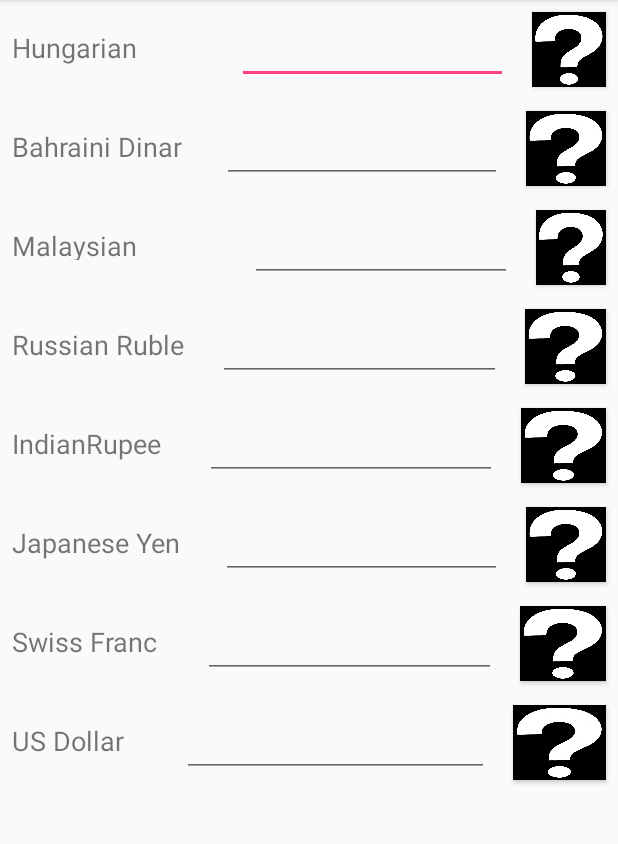
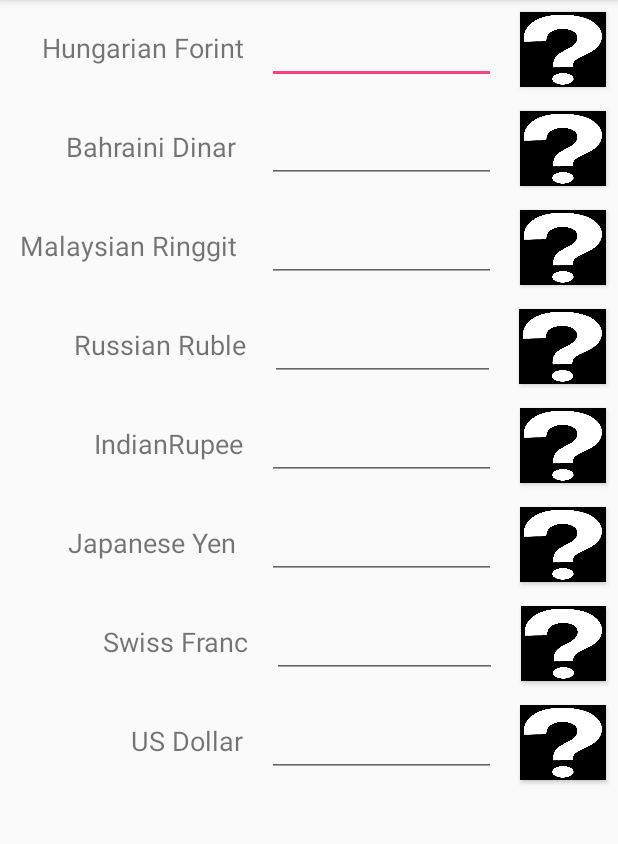
Before and after one commit to FirojaParveen/androidAssignment1, an Android app: the screen it shows after launch (MainActivity), on a phone screen of 412 x 824 dp, the part 84-928 px from its top. Run offline under Robolectric (Android 15) with nearby library versions, the phone set to English and light mode, and no system bars.

```diff
--- a/app/src/main/res/layout/activity_main.xml
+++ b/app/src/main/res/layout/activity_main.xml
@@ -18,25 +18,28 @@
 
             <TextView
                 android:id="@+id/textView1"
-                android:layout_width="wrap_content"
-                android:layout_height="26dp"
+
+
+                android:layout_width="140dp"
+                android:layout_height="30dp"
                 android:layout_marginBottom="8dp"
                 android:layout_marginEnd="8dp"
                 android:layout_marginStart="8dp"
                 android:layout_marginTop="8dp"
                 android:text="Hungarian Forint"
+                android:gravity="right"
                 android:textSize="18sp"
                 android:layout_weight="4"/>
 
             <EditText
                 android:id="@+id/edittext1"
-                android:layout_width="181dp"
+                android:layout_width="138dp"
                 android:layout_height="47dp"
                 android:layout_marginBottom="8dp"
                 android:layout_marginEnd="8dp"
                 android:layout_marginStart="8dp"
                 android:layout_marginTop="8dp"
-                android:layout_weight="4"/>
+                android:layout_weight="4" />
             <Button
                 android:id="@+id/imageButton1"
                 android:layout_width="50dp"
@@ -59,26 +62,26 @@
 
             <TextView
                 android:id="@+id/textView3"
-                android:layout_width="wrap_content"
-                android:layout_height="wrap_content"
+                android:layout_width="140dp"
+                android:layout_height="30dp"
                 android:layout_marginBottom="8dp"
                 android:layout_marginEnd="8dp"
                 android:layout_marginStart="8dp"
                 android:layout_marginTop="8dp"
+                android:layout_weight="4"
+                android:gravity="right"
                 android:text="Bahraini Dinar "
-                android:textSize="18sp"
-                android:layout_weight="4"/>
+                android:textSize="18sp" />
 
             <EditText
                 android:id="@+id/edittext2"
-                android:layout_width="181dp"
+                android:layout_width="138dp"
                 android:layout_height="47dp"
-                android:layout_weight="4"
                 android:layout_marginBottom="8dp"
                 android:layout_marginEnd="8dp"
                 android:layout_marginStart="8dp"
                 android:layout_marginTop="8dp"
-                />
+                android:layout_weight="4" />
 
             <Button
                 android:id="@+id/imageButton2"
@@ -101,26 +104,26 @@
             android:weightSum="10">
             <TextView
                 android:id="@+id/textView5"
-                android:layout_width="wrap_content"
-                android:layout_height="22dp"
+                android:layout_width="140dp"
+                android:layout_height="30dp"
                 android:layout_marginBottom="8dp"
                 android:layout_marginEnd="8dp"
                 android:layout_marginStart="8dp"
                 android:layout_marginTop="8dp"
                 android:text="Malaysian Ringgit "
+                android:gravity="right"
                 android:textSize="18sp"
                 android:layout_weight="4"/>
 
             <EditText
                 android:id="@+id/edittext3"
-                android:layout_width="181dp"
+                android:layout_width="138dp"
                 android:layout_height="47dp"
-                android:layout_weight="4"
                 android:layout_marginBottom="8dp"
                 android:layout_marginEnd="8dp"
                 android:layout_marginStart="8dp"
                 android:layout_marginTop="8dp"
-                />
+                android:layout_weight="4" />
 
             <Button
                 android:id="@+id/imageButton3"
@@ -139,32 +142,33 @@
             android:layout_height="wrap_content"
             android:orientation="horizontal"
             android:weightSum="10">
+
             <TextView
                 android:id="@+id/textView6"
-                android:layout_width="wrap_content"
-                android:layout_height="22dp"
+                android:layout_width="119dp"
+                android:layout_height="30dp"
                 android:layout_marginBottom="8dp"
                 android:layout_marginEnd="8dp"
                 android:layout_marginStart="8dp"
                 android:layout_marginTop="8dp"
+                android:layout_weight="4"
+                android:gravity="right"
                 android:text="Russian Ruble"
-                android:textSize="18sp"
-                android:layout_weight="4"/>
+                android:textSize="18sp" />
 
             <EditText
                 android:id="@+id/edittext4"
-                android:layout_width="181dp"
+                android:layout_width="113dp"
                 android:layout_height="47dp"
-                android:layout_weight="4"
                 android:layout_marginBottom="8dp"
                 android:layout_marginEnd="8dp"
                 android:layout_marginStart="8dp"
                 android:layout_marginTop="8dp"
-                />
+                android:layout_weight="4" />
 
             <Button
                 android:id="@+id/imageButton4"
-                android:layout_width="50dp"
+                android:layout_width="39dp"
                 android:layout_height="50dp"
                 android:layout_marginBottom="8dp"
                 android:layout_marginEnd="8dp"
@@ -181,19 +185,20 @@
             android:weightSum="10">
             <TextView
                 android:id="@+id/textView2"
-                android:layout_width="wrap_content"
-                android:layout_height="wrap_content"
+                android:layout_width="140dp"
+                android:layout_height="30dp"
                 android:layout_marginBottom="8dp"
                 android:layout_marginEnd="8dp"
                 android:layout_marginStart="8dp"
                 android:layout_marginTop="8dp"
                 android:text="IndianRupee"
+                android:gravity="right"
                 android:textSize="18sp"
                 android:layout_weight="4"/>
 
             <EditText
                 android:id="@+id/edittext5"
-                android:layout_width="181dp"
+                android:layout_width="138dp"
                 android:layout_height="47dp"
                 android:layout_weight="4"
                 android:layout_marginBottom="8dp"
@@ -221,18 +226,19 @@
             android:weightSum="10">
             <TextView
                 android:id="@+id/textView4"
-                android:layout_width="wrap_content"
-                android:layout_height="wrap_content"
+                android:layout_width="140dp"
+                android:layout_height="30dp"
                 android:layout_marginBottom="8dp"
                 android:layout_marginEnd="8dp"
                 android:layout_marginStart="8dp"
                 android:layout_marginTop="8dp"
                 android:text="Japanese Yen "
+                android:gravity="right"
                 android:textSize="18sp"
                 android:layout_weight="4"/>
             <EditText
                 android:id="@+id/edittext6"
-                android:layout_width="181dp"
+                android:layout_width="138dp"
                 android:layout_height="47dp"
                 android:layout_weight="4"
                 android:layout_marginBottom="8dp"
@@ -262,18 +268,19 @@
 
             <TextView
                 android:id="@+id/textView7"
-                android:layout_width="wrap_content"
-                android:layout_height="24dp"
+                android:layout_width="145dp"
+                android:layout_height="30dp"
                 android:layout_marginBottom="8dp"
                 android:layout_marginEnd="8dp"
                 android:layout_marginStart="8dp"
                 android:layout_marginTop="8dp"
                 android:layout_weight="4"
+                android:gravity="right"
                 android:text="Swiss Franc"
                 android:textSize="18sp" />
             <EditText
                 android:id="@+id/edittext7"
-                android:layout_width="181dp"
+                android:layout_width="138dp"
                 android:layout_height="47dp"
                 android:layout_weight="4"
                 android:layout_marginBottom="8dp"
@@ -301,20 +308,21 @@
             android:weightSum="10">
             <TextView
                 android:id="@+id/textView8"
-                android:layout_width="wrap_content"
-                android:layout_height="wrap_content"
+                android:layout_width="140dp"
+                android:layout_height="30dp"
                 android:layout_marginBottom="8dp"
                 android:layout_marginEnd="8dp"
                 android:layout_marginStart="8dp"
                 android:layout_marginTop="8dp"
                 android:text="US Dollar"
+                android:gravity="right"
                 android:textSize="18sp"
                 android:layout_weight="4"/>
 
 
             <EditText
                 android:id="@+id/edittext8"
-                android:layout_width="181dp"
+                android:layout_width="138dp"
                 android:layout_height="47dp"
                 android:layout_weight="4"
                 android:layout_marginBottom="8dp"
```
